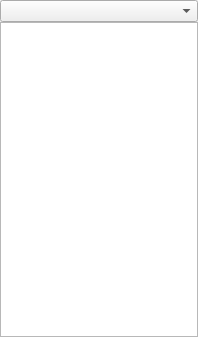
benapetr/smuggle, file src/wikilist.ui: the form before one commit.
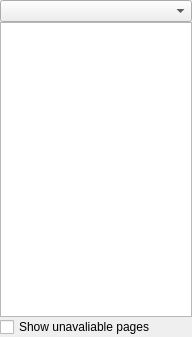
The form after the commit.

The edit to the form file:
```diff
--- a/src/wikilist.ui
+++ b/src/wikilist.ui
@@ -6,7 +6,7 @@
    <rect>
     <x>0</x>
     <y>0</y>
-    <width>198</width>
+    <width>192</width>
     <height>337</height>
    </rect>
   </property>
@@ -36,6 +36,13 @@
     <item>
      <widget class="QTableWidget" name="tableWidget"/>
     </item>
+    <item>
+     <widget class="QCheckBox" name="checkBox">
+      <property name="text">
+       <string>Show unavaliable pages</string>
+      </property>
+     </widget>
+    </item>
    </layout>
   </widget>
  </widget>
```
